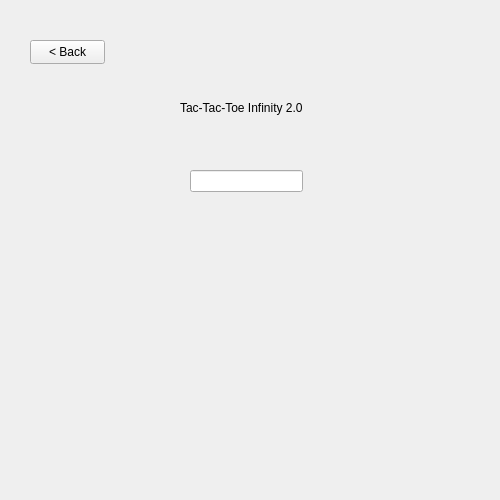
Qt form Client/CreateAccountWidget.ui (ThorCda/COMP72070---TicTacToe---Group-7) before a commit.
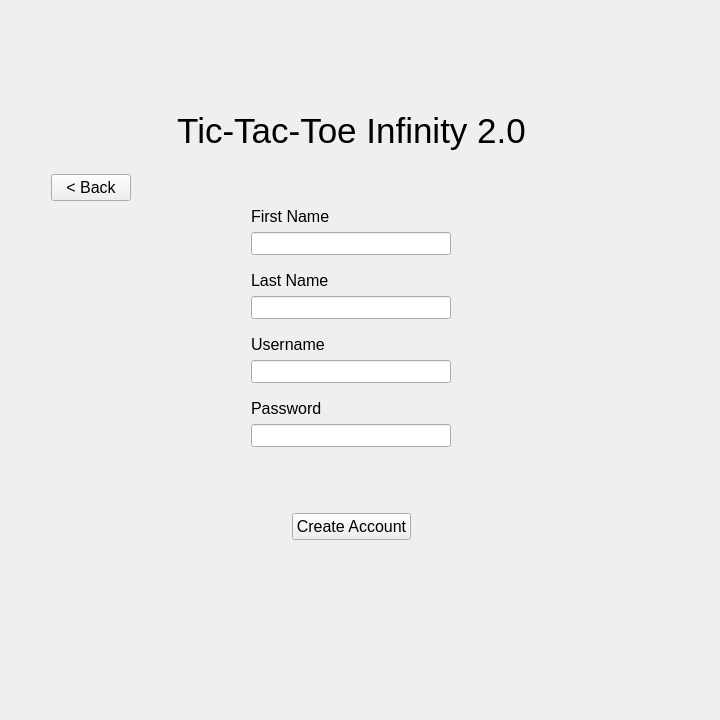
The same form after that commit.

Commit message: Added visual consistency between create account widget and login widget. Also fixed focusing issues when changing widgets that caused buttons to improperly remain highlighted when changing widget views

```diff
--- a/Client/CreateAccountWidget.ui
+++ b/Client/CreateAccountWidget.ui
@@ -6,49 +6,433 @@
    <rect>
     <x>0</x>
     <y>0</y>
-    <width>500</width>
-    <height>500</height>
+    <width>720</width>
+    <height>720</height>
    </rect>
   </property>
   <property name="windowTitle">
    <string>CreateAccountWidget</string>
   </property>
-  <widget class="QLabel" name="label">
-   <property name="geometry">
-    <rect>
-     <x>180</x>
-     <y>100</y>
-     <width>131</width>
-     <height>16</height>
-    </rect>
-   </property>
-   <property name="text">
-    <string>Tac-Tac-Toe Infinity 2.0</string>
-   </property>
-  </widget>
-  <widget class="QPushButton" name="backButton">
-   <property name="geometry">
-    <rect>
-     <x>30</x>
-     <y>40</y>
-     <width>75</width>
-     <height>24</height>
-    </rect>
-   </property>
-   <property name="text">
-    <string>&lt; Back</string>
-   </property>
-  </widget>
-  <widget class="QLineEdit" name="lineEdit">
-   <property name="geometry">
-    <rect>
-     <x>190</x>
-     <y>170</y>
-     <width>113</width>
-     <height>22</height>
-    </rect>
-   </property>
-  </widget>
+  <layout class="QGridLayout" name="gridLayout">
+   <item row="5" column="3">
+    <spacer name="horizontalSpacer_2">
+     <property name="orientation">
+      <enum>Qt::Horizontal</enum>
+     </property>
+     <property name="sizeHint" stdset="0">
+      <size>
+       <width>144</width>
+       <height>20</height>
+      </size>
+     </property>
+    </spacer>
+   </item>
+   <item row="2" column="1">
+    <widget class="QLabel" name="titleLabel">
+     <property name="sizePolicy">
+      <sizepolicy hsizetype="Preferred" vsizetype="Fixed">
+       <horstretch>0</horstretch>
+       <verstretch>0</verstretch>
+      </sizepolicy>
+     </property>
+     <property name="minimumSize">
+      <size>
+       <width>0</width>
+       <height>100</height>
+      </size>
+     </property>
+     <property name="font">
+      <font>
+       <pointsize>26</pointsize>
+      </font>
+     </property>
+     <property name="styleSheet">
+      <string notr="true">margin-bottom:50px; margin-top:100px;</string>
+     </property>
+     <property name="text">
+      <string>Tic-Tac-Toe Infinity 2.0</string>
+     </property>
+     <property name="alignment">
+      <set>Qt::AlignCenter</set>
+     </property>
+    </widget>
+   </item>
+   <item row="5" column="0">
+    <spacer name="horizontalSpacer">
+     <property name="orientation">
+      <enum>Qt::Horizontal</enum>
+     </property>
+     <property name="sizeHint" stdset="0">
+      <size>
+       <width>145</width>
+       <height>20</height>
+      </size>
+     </property>
+    </spacer>
+   </item>
+   <item row="7" column="1">
+    <spacer name="verticalSpacer">
+     <property name="orientation">
+      <enum>Qt::Vertical</enum>
+     </property>
+     <property name="sizeHint" stdset="0">
+      <size>
+       <width>20</width>
+       <height>52</height>
+      </size>
+     </property>
+    </spacer>
+   </item>
+   <item row="2" column="3">
+    <spacer name="horizontalSpacer_7">
+     <property name="orientation">
+      <enum>Qt::Horizontal</enum>
+     </property>
+     <property name="sizeHint" stdset="0">
+      <size>
+       <width>40</width>
+       <height>20</height>
+      </size>
+     </property>
+    </spacer>
+   </item>
+   <item row="5" column="1">
+    <layout class="QHBoxLayout" name="horizontalLayout">
+     <item>
+      <layout class="QVBoxLayout" name="verticalLayout">
+       <item>
+        <layout class="QGridLayout" name="gridLayout_2">
+         <item row="0" column="0">
+          <widget class="QLabel" name="firstnameLabel">
+           <property name="font">
+            <font>
+             <pointsize>12</pointsize>
+            </font>
+           </property>
+           <property name="text">
+            <string>First Name</string>
+           </property>
+          </widget>
+         </item>
+         <item row="1" column="0">
+          <widget class="QLineEdit" name="firstnameField">
+           <property name="sizePolicy">
+            <sizepolicy hsizetype="Fixed" vsizetype="Preferred">
+             <horstretch>0</horstretch>
+             <verstretch>0</verstretch>
+            </sizepolicy>
+           </property>
+           <property name="minimumSize">
+            <size>
+             <width>200</width>
+             <height>0</height>
+            </size>
+           </property>
+           <property name="font">
+            <font>
+             <pointsize>12</pointsize>
+            </font>
+           </property>
+           <property name="styleSheet">
+            <string notr="true">margin-bottom:10px;</string>
+           </property>
+          </widget>
+         </item>
+        </layout>
+       </item>
+       <item>
+        <layout class="QGridLayout" name="gridLayout_3">
+         <item row="0" column="0">
+          <widget class="QLabel" name="lastnameLabel">
+           <property name="font">
+            <font>
+             <pointsize>12</pointsize>
+            </font>
+           </property>
+           <property name="text">
+            <string>Last Name</string>
+           </property>
+          </widget>
+         </item>
+         <item row="1" column="0">
+          <widget class="QLineEdit" name="lastnameField">
+           <property name="sizePolicy">
+            <sizepolicy hsizetype="Fixed" vsizetype="Preferred">
+             <horstretch>0</horstretch>
+             <verstretch>0</verstretch>
+            </sizepolicy>
+           </property>
+           <property name="minimumSize">
+            <size>
+             <width>200</width>
+             <height>0</height>
+            </size>
+           </property>
+           <property name="font">
+            <font>
+             <pointsize>12</pointsize>
+            </font>
+           </property>
+           <property name="styleSheet">
+            <string notr="true">margin-bottom:10px;</string>
+           </property>
+          </widget>
+         </item>
+        </layout>
+       </item>
+       <item>
+        <layout class="QGridLayout" name="gridLayout_4">
+         <item row="0" column="0">
+          <widget class="QLabel" name="usernameLabel">
+           <property name="sizePolicy">
+            <sizepolicy hsizetype="Preferred" vsizetype="Preferred">
+             <horstretch>0</horstretch>
+             <verstretch>0</verstretch>
+            </sizepolicy>
+           </property>
+           <property name="font">
+            <font>
+             <pointsize>12</pointsize>
+            </font>
+           </property>
+           <property name="autoFillBackground">
+            <bool>false</bool>
+           </property>
+           <property name="styleSheet">
+            <string notr="true">background-color: none</string>
+           </property>
+           <property name="text">
+            <string>Username</string>
+           </property>
+           <property name="alignment">
+            <set>Qt::AlignLeading|Qt::AlignLeft|Qt::AlignVCenter</set>
+           </property>
+           <property name="margin">
+            <number>0</number>
+           </property>
+          </widget>
+         </item>
+         <item row="1" column="0">
+          <widget class="QLineEdit" name="usernameField">
+           <property name="sizePolicy">
+            <sizepolicy hsizetype="Fixed" vsizetype="Fixed">
+             <horstretch>0</horstretch>
+             <verstretch>0</verstretch>
+            </sizepolicy>
+           </property>
+           <property name="minimumSize">
+            <size>
+             <width>200</width>
+             <height>0</height>
+            </size>
+           </property>
+           <property name="font">
+            <font>
+             <pointsize>12</pointsize>
+            </font>
+           </property>
+           <property name="styleSheet">
+            <string notr="true">margin-bottom:10px;</string>
+           </property>
+          </widget>
+         </item>
+        </layout>
+       </item>
+       <item>
+        <layout class="QGridLayout" name="gridLayout_5">
+         <item row="0" column="0">
+          <widget class="QLabel" name="passwordLabel">
+           <property name="sizePolicy">
+            <sizepolicy hsizetype="Preferred" vsizetype="Preferred">
+             <horstretch>0</horstretch>
+             <verstretch>0</verstretch>
+            </sizepolicy>
+           </property>
+           <property name="font">
+            <font>
+             <pointsize>12</pointsize>
+            </font>
+           </property>
+           <property name="autoFillBackground">
+            <bool>false</bool>
+           </property>
+           <property name="styleSheet">
+            <string notr="true">background-color:none</string>
+           </property>
+           <property name="text">
+            <string>Password</string>
+           </property>
+          </widget>
+         </item>
+         <item row="1" column="0">
+          <widget class="QLineEdit" name="passwordField">
+           <property name="sizePolicy">
+            <sizepolicy hsizetype="Fixed" vsizetype="Preferred">
+             <horstretch>0</horstretch>
+             <verstretch>0</verstretch>
+            </sizepolicy>
+           </property>
+           <property name="minimumSize">
+            <size>
+             <width>200</width>
+             <height>0</height>
+            </size>
+           </property>
+           <property name="font">
+            <font>
+             <pointsize>12</pointsize>
+            </font>
+           </property>
+           <property name="styleSheet">
+            <string notr="true">margin-bottom:20px;</string>
+           </property>
+          </widget>
+         </item>
+        </layout>
+       </item>
+       <item>
+        <spacer name="verticalSpacer_4">
+         <property name="orientation">
+          <enum>Qt::Vertical</enum>
+         </property>
+         <property name="sizeHint" stdset="0">
+          <size>
+           <width>20</width>
+           <height>40</height>
+          </size>
+         </property>
+        </spacer>
+       </item>
+       <item>
+        <layout class="QHBoxLayout" name="horizontalLayout_2">
+         <item>
+          <spacer name="horizontalSpacer_5">
+           <property name="orientation">
+            <enum>Qt::Horizontal</enum>
+           </property>
+           <property name="sizeHint" stdset="0">
+            <size>
+             <width>40</width>
+             <height>20</height>
+            </size>
+           </property>
+          </spacer>
+         </item>
+         <item>
+          <widget class="QPushButton" name="createAccountButton">
+           <property name="font">
+            <font>
+             <pointsize>12</pointsize>
+            </font>
+           </property>
+           <property name="text">
+            <string>Create Account</string>
+           </property>
+          </widget>
+         </item>
+         <item>
+          <spacer name="horizontalSpacer_6">
+           <property name="orientation">
+            <enum>Qt::Horizontal</enum>
+           </property>
+           <property name="sizeHint" stdset="0">
+            <size>
+             <width>40</width>
+             <height>20</height>
+            </size>
+           </property>
+          </spacer>
+         </item>
+        </layout>
+       </item>
+      </layout>
+     </item>
+    </layout>
+   </item>
+   <item row="2" column="0">
+    <layout class="QGridLayout" name="gridLayout_6">
+     <item row="0" column="1">
+      <spacer name="verticalSpacer_2">
+       <property name="orientation">
+        <enum>Qt::Vertical</enum>
+       </property>
+       <property name="sizeHint" stdset="0">
+        <size>
+         <width>20</width>
+         <height>40</height>
+        </size>
+       </property>
+      </spacer>
+     </item>
+     <item row="1" column="0">
+      <spacer name="horizontalSpacer_4">
+       <property name="orientation">
+        <enum>Qt::Horizontal</enum>
+       </property>
+       <property name="sizeHint" stdset="0">
+        <size>
+         <width>40</width>
+         <height>20</height>
+        </size>
+       </property>
+      </spacer>
+     </item>
+     <item row="1" column="2">
+      <spacer name="horizontalSpacer_3">
+       <property name="orientation">
+        <enum>Qt::Horizontal</enum>
+       </property>
+       <property name="sizeHint" stdset="0">
+        <size>
+         <width>40</width>
+         <height>20</height>
+        </size>
+       </property>
+      </spacer>
+     </item>
+     <item row="1" column="1">
+      <widget class="QPushButton" name="backButton">
+       <property name="sizePolicy">
+        <sizepolicy hsizetype="Preferred" vsizetype="Preferred">
+         <horstretch>0</horstretch>
+         <verstretch>0</verstretch>
+        </sizepolicy>
+       </property>
+       <property name="maximumSize">
+        <size>
+         <width>16777215</width>
+         <height>16777215</height>
+        </size>
+       </property>
+       <property name="font">
+        <font>
+         <pointsize>12</pointsize>
+        </font>
+       </property>
+       <property name="styleSheet">
+        <string notr="true"/>
+       </property>
+       <property name="text">
+        <string>&lt; Back</string>
+       </property>
+      </widget>
+     </item>
+    </layout>
+   </item>
+   <item row="2" column="2">
+    <spacer name="horizontalSpacer_8">
+     <property name="orientation">
+      <enum>Qt::Horizontal</enum>
+     </property>
+     <property name="sizeHint" stdset="0">
+      <size>
+       <width>40</width>
+       <height>20</height>
+      </size>
+     </property>
+    </spacer>
+   </item>
+  </layout>
  </widget>
  <layoutdefault spacing="6" margin="11"/>
  <resources/>
```
The commit also changes 9 other files.
